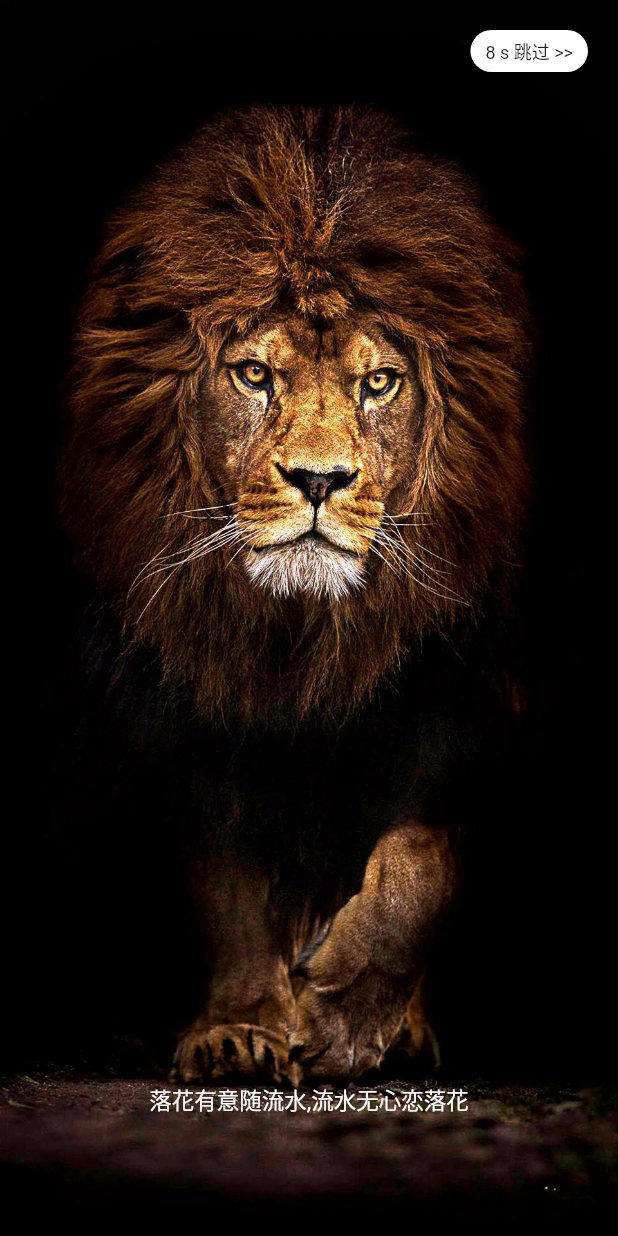
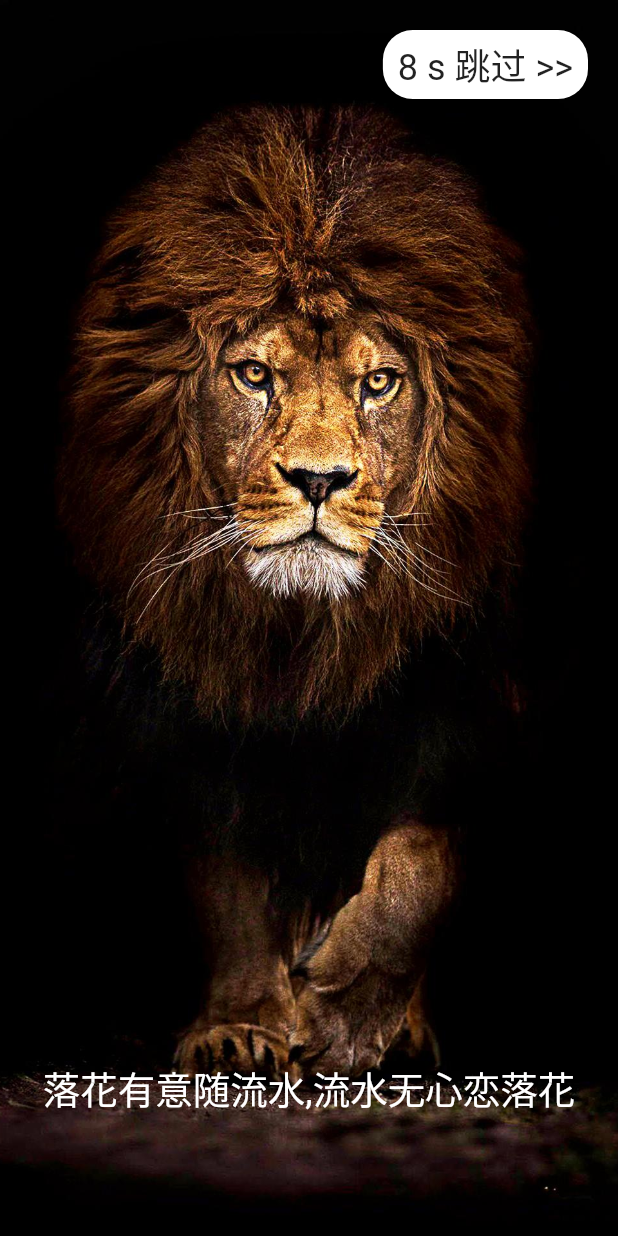
Before and after one commit to makai554892700/MYSShop, a Flutter app: the screen it shows after launch, on a phone screen of 412 x 824 dp. Run offline on Flutter 3.47's test engine with Material 2 defaults, Android fonts, the phone set to English and light mode, and no system bars; our stand-ins replace cached_network_image, flutter_svg, flutter_swiper; network calls fail; Roboto replaces fonts that are missing (ZhiMangXing).

Commit message:
change:完善轮播图

```diff
--- a/lib/view/search_view.dart
+++ b/lib/view/search_view.dart
@@ -18,8 +18,8 @@ class SearchViewState extends State<SearchView> {
         height: 30,
         width: ScreenUtils.screenW(context),
         margin: EdgeInsets.symmetric(
-          horizontal: 20.0,
-          vertical: 10.0,
+          horizontal: 15.0,
+          vertical: 5.0,
         ),
         decoration: BoxDecoration(
           color: Colors.black12,
--- a/lib/view/waiter_view.dart
+++ b/lib/view/waiter_view.dart
@@ -37,7 +37,9 @@ class WaiterState extends State<Waiter> {
       },
       child: Text(
         '${widget.seconds} s ${widget.text} >>',
-        style: TextStyle(fontSize: 12.0),
+        style: TextStyle(
+          fontSize: 24.0,
+        ),
       ),
     );
   }
--- a/lib/widgets/home.dart
+++ b/lib/widgets/home.dart
@@ -39,9 +39,8 @@ class HomeState extends State<Home> {
                     child: Text(
                       '落花有意随流水,流水无心恋落花',
                       style: TextStyle(
-                        fontSize: 15.0,
+                        fontSize: 25.0,
                         color: Colors.white,
-                        fontFamily: 'ZhiMangXing',
                       ),
                       textAlign: TextAlign.center,
                     ),
--- a/lib/widgets/page_parent.dart
+++ b/lib/widgets/page_parent.dart
@@ -72,7 +72,6 @@ class PageParentState extends State<PageParent> {
                 item.name,
                 style: TextStyle(
                   fontSize: 20.0,
-                  fontFamily: 'ZhiMangXing',
                 ),
               ),
               activeIcon: SvgPicture.asset(
```
Also changed, not shown: lib/view/rotation_view.dart (+17 -10 lines).
